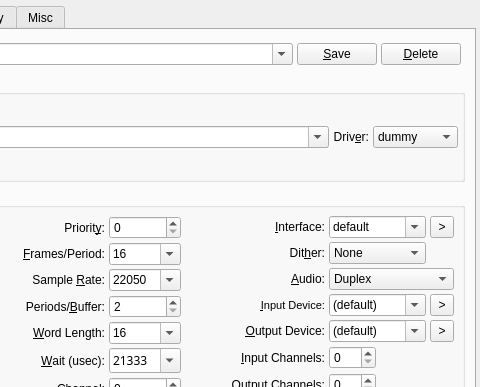
The window that src/qjackctlSetupForm.ui (eurogiciel-oss/qjackctl) describes before a commit, drawn with Qt 5; both pictures show x 186 to 666 and y 0 to 387 of the 666 by 539 pixel window.
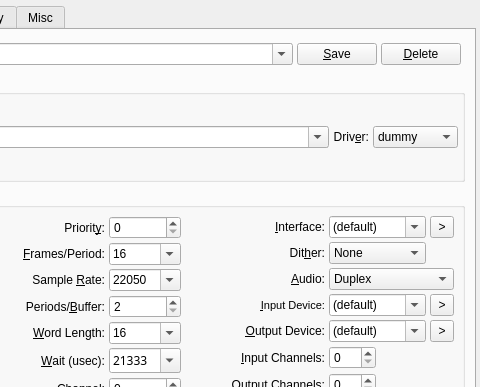
The same window after the commit. Icons and pictures are not drawn.

Patch:
```diff
--- a/src/qjackctlSetupForm.ui
+++ b/src/qjackctlSetupForm.ui
@@ -1028,7 +1028,7 @@
               </property>
               <item>
                <property name="text" >
-                <string>default</string>
+                <string>(default)</string>
                </property>
               </item>
               <item>
```
Left out of the diff: 27 changed lines with no effect on the pictures.
